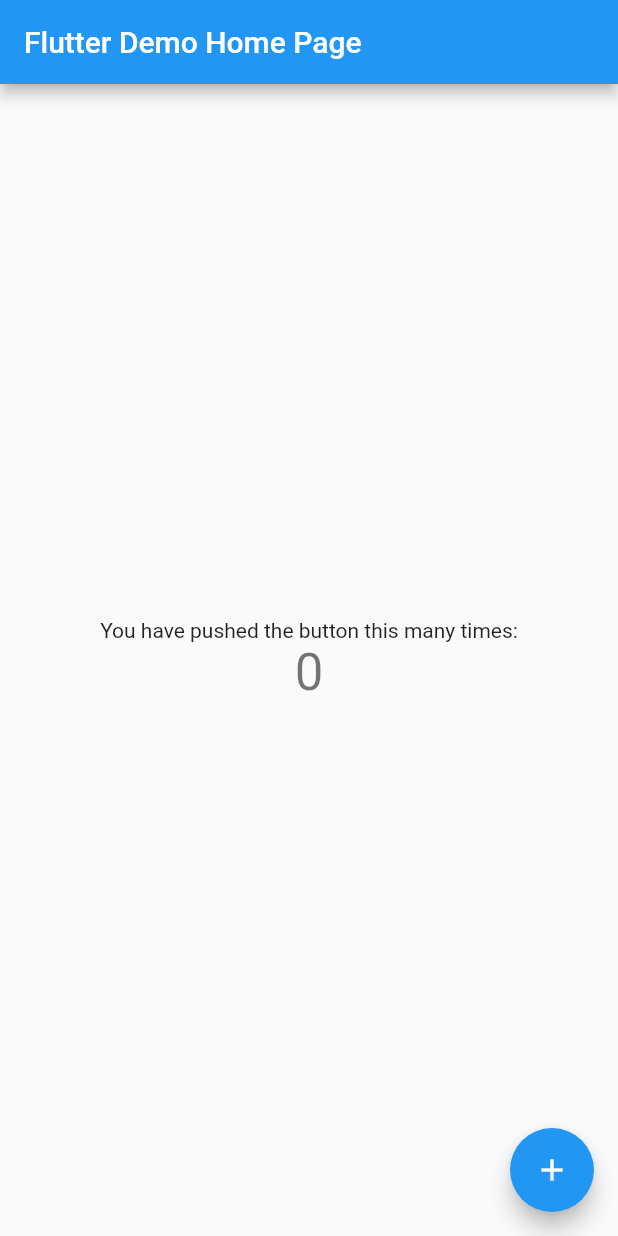
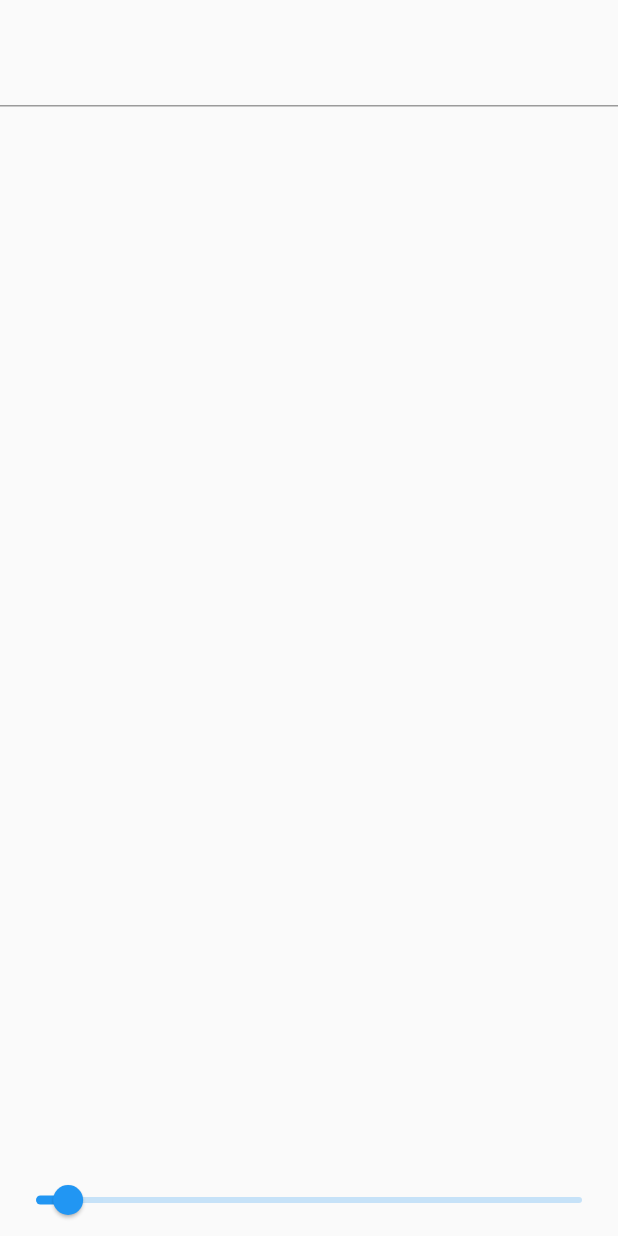
Before and after one commit to alekbabich/flutter_text_zoom, a Flutter app: the screen it shows after launch, on a phone screen of 412 x 824 dp. Run offline on Flutter 3.47's test engine with Material 2 defaults, Android fonts, the phone set to English and light mode, and no system bars.

Commit message:
Add text zoom

```diff
--- a/lib/main.dart
+++ b/lib/main.dart
@@ -1,115 +1,44 @@
 import 'package:flutter/material.dart';
 
 void main() {
-  runApp(const MyApp());
+  runApp(const ZoomText());
 }
 
-class MyApp extends StatelessWidget {
-  const MyApp({super.key});
+class ZoomText extends StatefulWidget {
+  const ZoomText({super.key});
 
-  // This widget is the root of your application.
+  @override
+  State<ZoomText> createState() => _ZoomTextState();
+}
+
+class _ZoomTextState extends State<ZoomText> {
+  double _fontSize = 40;
+
   @override
   Widget build(BuildContext context) {
     return MaterialApp(
-      title: 'Flutter Demo',
-      theme: ThemeData(
-        // This is the theme of your application.
-        //
-        // Try running your application with "flutter run". You'll see the
-        // application has a blue toolbar. Then, without quitting the app, try
-        // changing the primarySwatch below to Colors.green and then invoke
-        // "hot reload" (press "r" in the console where you ran "flutter run",
-        // or simply save your changes to "hot reload" in a Flutter IDE).
-        // Notice that the counter didn't reset back to zero; the application
-        // is not restarted.
-        primarySwatch: Colors.blue,
+      home: Scaffold(
+        body: SafeArea(
+          child: Column(
+            children: [
+              Expanded(
+                child: TextField(
+                  textInputAction: TextInputAction.done,
+                  style: TextStyle(fontSize: _fontSize),
+                  maxLines: null,
+                ),
+              ),
+              Slider(
+                  value: _fontSize,
+                  onChanged: (newSize) {
+                    setState(() => _fontSize = newSize);
+                  },
+                  min: 30,
+                  max: 200)
+            ],
+          ),
+        ),
       ),
-      home: const MyHomePage(title: 'Flutter Demo Home Page'),
     );
   }
 }
-
-class MyHomePage extends StatefulWidget {
-  const MyHomePage({super.key, required this.title});
-
-  // This widget is the home page of your application. It is stateful, meaning
-  // that it has a State object (defined below) that contains fields that affect
-  // how it looks.
-
-  // This class is the configuration for the state. It holds the values (in this
-  // case the title) provided by the parent (in this case the App widget) and
-  // used by the build method of the State. Fields in a Widget subclass are
-  // always marked "final".
-
-  final String title;
-
-  @override
-  State<MyHomePage> createState() => _MyHomePageState();
-}
-
-class _MyHomePageState extends State<MyHomePage> {
-  int _counter = 0;
-
-  void _incrementCounter() {
-    setState(() {
-      // This call to setState tells the Flutter framework that something has
-      // changed in this State, which causes it to rerun the build method below
-      // so that the display can reflect the updated values. If we changed
-      // _counter without calling setState(), then the build method would not be
-      // called again, and so nothing would appear to happen.
-      _counter++;
-    });
-  }
-
-  @override
-  Widget build(BuildContext context) {
-    // This method is rerun every time setState is called, for instance as done
-    // by the _incrementCounter method above.
-    //
-    // The Flutter framework has been optimized to make rerunning build methods
-    // fast, so that you can just rebuild anything that needs updating rather
-    // than having to individually change instances of widgets.
-    return Scaffold(
-      appBar: AppBar(
-        // Here we take the value from the MyHomePage object that was created by
-        // the App.build method, and use it to set our appbar title.
-        title: Text(widget.title),
-      ),
-      body: Center(
-        // Center is a layout widget. It takes a single child and positions it
-        // in the middle of the parent.
-        child: Column(
-          // Column is also a layout widget. It takes a list of children and
-          // arranges them vertically. By default, it sizes itself to fit its
-          // children horizontally, and tries to be as tall as its parent.
-          //
-          // Invoke "debug painting" (press "p" in the console, choose the
-          // "Toggle Debug Paint" action from the Flutter Inspector in Android
-          // Studio, or the "Toggle Debug Paint" command in Visual Studio Code)
-          // to see the wireframe for each widget.
-          //
-          // Column has various properties to control how it sizes itself and
-          // how it positions its children. Here we use mainAxisAlignment to
-          // center the children vertically; the main axis here is the vertical
-          // axis because Columns are vertical (the cross axis would be
-          // horizontal).
-          mainAxisAlignment: MainAxisAlignment.center,
-          children: <Widget>[
-            const Text(
-              'You have pushed the button this many times:',
-            ),
-            Text(
-              '$_counter',
-              style: Theme.of(context).textTheme.headline4,
-            ),
-          ],
-        ),
-      ),
-      floatingActionButton: FloatingActionButton(
-        onPressed: _incrementCounter,
-        tooltip: 'Increment',
-        child: const Icon(Icons.add),
-      ), // This trailing comma makes auto-formatting nicer for build methods.
-    );
-  }
-}
```
